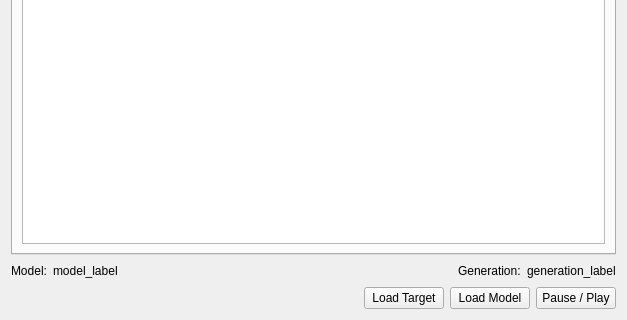
Before: the Qt Designer form main.ui in ralsina/evoluto, drawn with Qt 5; both pictures show x 0 to 627 and y 180 to 500 of the 627 by 500 pixel window.
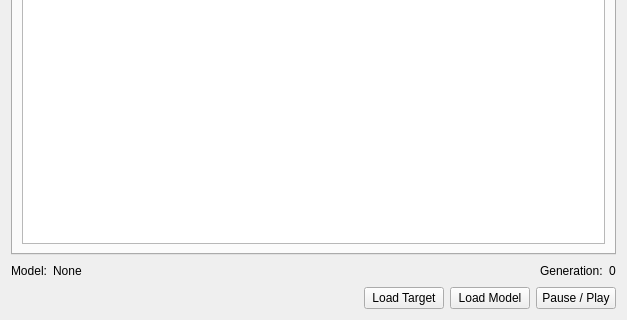
After: the same form once the commit is applied.

The edit to the form file:
```diff
--- a/main.ui
+++ b/main.ui
@@ -111,7 +111,7 @@
        <item>
         <widget class="QLabel" name="model_label">
          <property name="text">
-          <string>model_label</string>
+          <string>None</string>
          </property>
         </widget>
        </item>
@@ -144,7 +144,7 @@
      <item>
       <widget class="QLabel" name="generation_label">
        <property name="text">
-        <string>generation_label</string>
+        <string>0</string>
        </property>
       </widget>
      </item>
```
